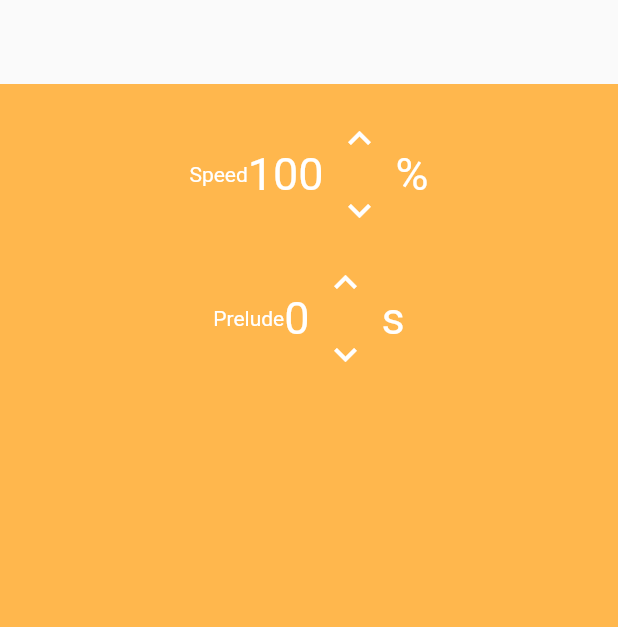
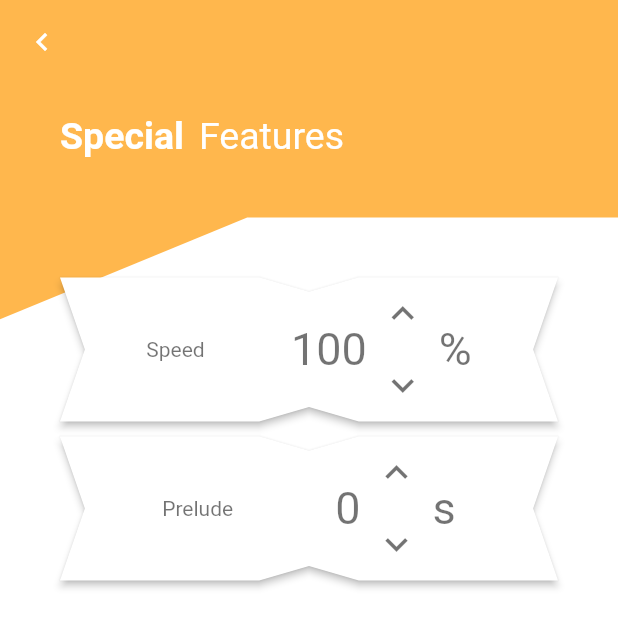
Before and after one commit to dvorapa/stepslow, a Flutter app: the screen it shows after launch, swiped to page 4, on a phone screen of 412 x 824 dp. Shown: the top 627 px of the screen. Run offline on Flutter 3.47's test engine with Material 2 defaults, Android fonts, the phone set to English and light mode, and no system bars; our stand-ins replace audioplayers, flutter_tts, on_audio_query, permission_handler, shared_preferences, typicons_flutter and 2 more; missing offline and left inert: easy_dialogs, flutter_ffmpeg.

Commit message:
Improve new special features page design #61

```diff
--- a/lib/main.dart
+++ b/lib/main.dart
@@ -773,7 +773,7 @@ class _PlayerState extends State<Player> with WidgetsBindingObserver {
   void _returnToPlayer() => _controller.animateToPage(2,
       duration: _animationDuration, curve: _animationCurve);
 
-  /// Navigates to dance features page
+  /// Navigates to features page
   void _useFeatures() => _controller.animateToPage(3,
       duration: _animationDuration, curve: _animationCurve);
 
@@ -1309,7 +1309,18 @@ class _PlayerState extends State<Player> with WidgetsBindingObserver {
                                       .textTheme
                                       .bodyText2!
                                       .color!
-                                      .withOpacity(.55)))),
+                                      .withOpacity(.55))),
+                      actions: <Widget>[
+                        IconButton(
+                            onPressed: _useFeatures,
+                            tooltip: 'Try special features',
+                            icon: Icon(Icons.auto_fix_normal,
+                                color: Theme.of(context)
+                                    .textTheme
+                                    .bodyText2!
+                                    .color!
+                                    .withOpacity(.55)))
+                      ]),
                   body: _orientation == Orientation.portrait
                       ? Column(
                           mainAxisAlignment: MainAxisAlignment.end,
@@ -1470,34 +1481,83 @@ class _PlayerState extends State<Player> with WidgetsBindingObserver {
           WillPopScope(
               onWillPop: () => Future<bool>.sync(onBack),
               child: Scaffold(
-                  appBar: AppBar(),
-                  body: Container(
-                      color: Theme.of(context).primaryColor,
-                      padding: const EdgeInsets.fromLTRB(16.0, 12.0, 16.0, .0),
-                      child: Theme(
-                          data: ThemeData.from(
-                              colorScheme: Theme.of(context)
-                                  .colorScheme
-                                  .copyWith(
-                                      secondary: Theme.of(context)
-                                          .scaffoldBackgroundColor,
-                                      onSecondary:
-                                          Theme.of(context).primaryColor,
-                                      brightness: Brightness.dark)),
-                          child: _orientation == Orientation.portrait
-                              ? Column(children: <Widget>[
-                                  _ratePicker(this),
-                                  _preludePicker(this)
-                                ])
-                              : Table(
-                                  defaultVerticalAlignment:
-                                      TableCellVerticalAlignment.middle,
-                                  children: <TableRow>[
-                                      TableRow(children: <Widget>[
-                                        _ratePicker(this),
-                                        _preludePicker(this)
-                                      ])
-                                    ])))))
+                  backgroundColor: Theme.of(context).primaryColor,
+                  appBar: AppBar(
+                      leading: IconButton(
+                          onPressed: _returnToPlayer,
+                          tooltip: 'Back to player',
+                          icon: Icon(Icons.navigate_before,
+                              color:
+                                  Theme.of(context).colorScheme.onSecondary))),
+                  body: Column(children: <Widget>[
+                    Padding(
+                        padding:
+                            const EdgeInsets.fromLTRB(40.0, 20.0, 20.0, 40.0),
+                        child: Row(children: <Widget>[
+                          Text('Special',
+                              style: TextStyle(
+                                  color:
+                                      Theme.of(context).colorScheme.onSecondary,
+                                  fontSize: 25.0,
+                                  fontWeight: FontWeight.bold)),
+                          const SizedBox(width: 10.0),
+                          Text('Features',
+                              style: TextStyle(
+                                  color:
+                                      Theme.of(context).colorScheme.onSecondary,
+                                  fontSize: 25.0))
+                        ])),
+                    Expanded(
+                        child: DecoratedBox(
+                            decoration: ShapeDecoration(
+                                color:
+                                    Theme.of(context).colorScheme.onSecondary,
+                                shape: const _CubistShapeE()),
+                            child: Theme(
+                                data: Theme.of(context).copyWith(
+                                    iconTheme: IconThemeData(
+                                        color: Theme.of(context)
+                                            .textTheme
+                                            .bodyText2!
+                                            .color!
+                                            .withOpacity(.55)),
+                                    textTheme: Theme.of(context)
+                                        .textTheme
+                                        .apply(
+                                            bodyColor: Theme.of(context)
+                                                .textTheme
+                                                .bodyText2!
+                                                .color!
+                                                .withOpacity(.55))),
+                                child: ListView(
+                                    padding: const EdgeInsets.all(40.0),
+                                    children: <Widget>[
+                                      Card(
+                                          elevation: 2.0,
+                                          shape: const _CubistShapeF(),
+                                          margin: const EdgeInsets.only(
+                                              bottom: 10.0),
+                                          child: Row(
+                                              mainAxisAlignment:
+                                                  MainAxisAlignment.spaceEvenly,
+                                              children: <Widget>[
+                                                const Text('Speed'),
+                                                _ratePicker(this)
+                                              ])),
+                                      Card(
+                                          elevation: 2.0,
+                                          shape: const _CubistShapeF(),
+                                          margin: const EdgeInsets.only(
+                                              bottom: 10.0),
+                                          child: Row(
+                                              mainAxisAlignment:
+                                                  MainAxisAlignment.spaceEvenly,
+                                              children: <Widget>[
+                                                const Text('Prelude'),
+                                                _preludePicker(this)
+                                              ]))
+                                    ]))))
+                  ])))
         ]));
   }
 }
@@ -1653,8 +1713,8 @@ Widget _ratePicker(parent) {
   return Builder(builder: (BuildContext context) {
     String _message = 'Set player speed';
     GestureTapCallback _onTap = () {};
-    final Color? _textColor = Theme.of(context).textTheme.bodyText2!.color;
-    final TextStyle _textStyle = TextStyle(fontSize: 30, color: _textColor);
+    final TextStyle _textStyle = TextStyle(
+        fontSize: 30, color: Theme.of(context).textTheme.bodyText2!.color);
     if (parent._rate != 100.0) {
       _message = 'Reset player speed';
       _onTap = () => parent.onRate(100.0);
@@ -1662,7 +1722,6 @@ Widget _ratePicker(parent) {
     return Center(
         child:
             Row(mainAxisAlignment: MainAxisAlignment.center, children: <Widget>[
-      Text('Speed', style: TextStyle(color: _textColor)),
       Tooltip(
           message: _message,
           child: InkWell(
@@ -1733,12 +1792,11 @@ Widget _preludePicker(parent) {
   return Builder(builder: (BuildContext context) {
     String _message = 'Reset prelude length';
     if (parent._ttsLength == 0) _message = 'Set prelude length';
-    final Color? _textColor = Theme.of(context).textTheme.bodyText2!.color;
-    final TextStyle _textStyle = TextStyle(fontSize: 30, color: _textColor);
+    final TextStyle _textStyle = TextStyle(
+        fontSize: 30, color: Theme.of(context).textTheme.bodyText2!.color);
     return Center(
         child:
             Row(mainAxisAlignment: MainAxisAlignment.center, children: <Widget>[
-      Text('Prelude', style: TextStyle(color: _textColor)),
       Tooltip(
           message: _message,
           child: InkWell(
@@ -2242,10 +2300,10 @@ class _CubistShapeA extends ShapeBorder {
     return Path()
       ..moveTo(rect.left, rect.top)
       ..lineTo(rect.right, rect.top)
-      ..lineTo(rect.right - rect.width / 20.0, rect.top + rect.height / 2.0)
+      ..lineTo(rect.right - rect.width / 20, rect.top + rect.height / 2)
       ..lineTo(rect.right, rect.bottom)
       ..lineTo(rect.left, rect.bottom)
-      ..lineTo(rect.left + rect.width / 20.0, rect.top + rect.height / 2.0)
+      ..lineTo(rect.left + rect.width / 20, rect.top + rect.height / 2)
       ..close();
   }
 
@@ -2273,10 +2331,10 @@ class _CubistShapeB extends ShapeBorder {
   @override
   Path getOuterPath(Rect rect, {TextDirection? textDirection}) {
     return Path()
-      ..moveTo(rect.left + rect.width / 5.0, rect.top + rect.height / 5.0)
-      ..lineTo(rect.right - rect.width / 10.0, rect.top + rect.height / 10.0)
-      ..lineTo(rect.right - rect.width / 5.0, rect.bottom - rect.height / 5.0)
-      ..lineTo(rect.left + rect.width / 10.0, rect.bottom - rect.height / 10.0)
+      ..moveTo(rect.left + rect.width / 5, rect.top + rect.height / 5)
+      ..lineTo(rect.right - rect.width / 10, rect.top + rect.height / 10)
+      ..lineTo(rect.right - rect.width / 5, rect.bottom - rect.height / 5)
+      ..lineTo(rect.left + rect.width / 10, rect.bottom - rect.height / 10)
       ..close();
   }
 
@@ -2354,3 +2412,83 @@ class _CubistShapeD extends ShapeBorder {
   @override
   ShapeBorder scale(double t) => this;
 }
+
+/// Cubist shape for features page.
+///  -----
+/// /    |
+/// |____|
+class _CubistShapeE extends ShapeBorder {
+  const _CubistShapeE();
+
+  @override
+  EdgeInsetsGeometry get dimensions => EdgeInsets.zero;
+
+  @override
+  Path getInnerPath(Rect rect, {TextDirection? textDirection}) =>
+      getOuterPath(rect, textDirection: textDirection);
+
+  @override
+  Path getOuterPath(Rect rect, {TextDirection? textDirection}) {
+    return Path()
+      ..moveTo(rect.left + 2 * rect.width / 5, rect.top)
+      ..lineTo(rect.right, rect.top)
+      ..lineTo(rect.right, rect.bottom)
+      ..lineTo(rect.left, rect.bottom)
+      ..lineTo(rect.left, rect.top + rect.height / 10)
+      ..close();
+  }
+
+  @override
+  void paint(Canvas canvas, Rect rect, {TextDirection? textDirection}) {}
+
+  @override
+  ShapeBorder scale(double t) => this;
+}
+
+/// Cubist shape for features page cards.
+/// --v--
+/// \   /
+/// /   \
+/// --^--
+class _CubistShapeF extends ShapeBorder {
+  const _CubistShapeF();
+
+  @override
+  EdgeInsetsGeometry get dimensions => EdgeInsets.zero;
+
+  @override
+  Path getInnerPath(Rect rect, {TextDirection? textDirection}) =>
+      getOuterPath(rect, textDirection: textDirection);
+
+  @override
+  Path getOuterPath(Rect rect, {TextDirection? textDirection}) {
+    return Path()
+      ..moveTo(rect.left, rect.top)
+      ..lineTo(rect.left + 4 * rect.width / 10, rect.top)
+      ..lineTo(rect.left + rect.width / 2, rect.top + rect.height / 10)
+      ..lineTo(rect.left + 6 * rect.width / 10, rect.top)
+      ..lineTo(rect.right, rect.top)
+      ..lineTo(rect.right - rect.width / 20, rect.top + rect.height / 2)
+      ..lineTo(rect.right, rect.bottom)
+      ..lineTo(rect.right - 4 * rect.width / 10, rect.bottom)
+      ..lineTo(rect.right - rect.width / 2, rect.bottom - rect.height / 10)
+      ..lineTo(rect.right - 6 * rect.width / 10, rect.bottom)
+      ..lineTo(rect.left, rect.bottom)
+      ..lineTo(rect.left + rect.width / 20, rect.top + rect.height / 2)
+      /*..moveTo(rect.left, rect.top + rect.height / 10)
+      ..lineTo(rect.left + rect.width / 2, rect.top)
+      ..lineTo(rect.right, rect.top + rect.height / 10)
+      ..lineTo(rect.right - rect.width / 20, rect.top + 11 * rect.height / 20)
+      ..lineTo(rect.right, rect.bottom + rect.height / 20)
+      ..lineTo(rect.right - rect.width / 2, rect.bottom - rect.height / 20)
+      ..lineTo(rect.left, rect.bottom + rect.height / 20)
+      ..lineTo(rect.left + rect.width / 20, rect.top + 11 * rect.height / 20)*/
+      ..close();
+  }
+
+  @override
+  void paint(Canvas canvas, Rect rect, {TextDirection? textDirection}) {}
+
+  @override
+  ShapeBorder scale(double t) => this;
+}
```
Also changed, not shown: pubspec.lock.
